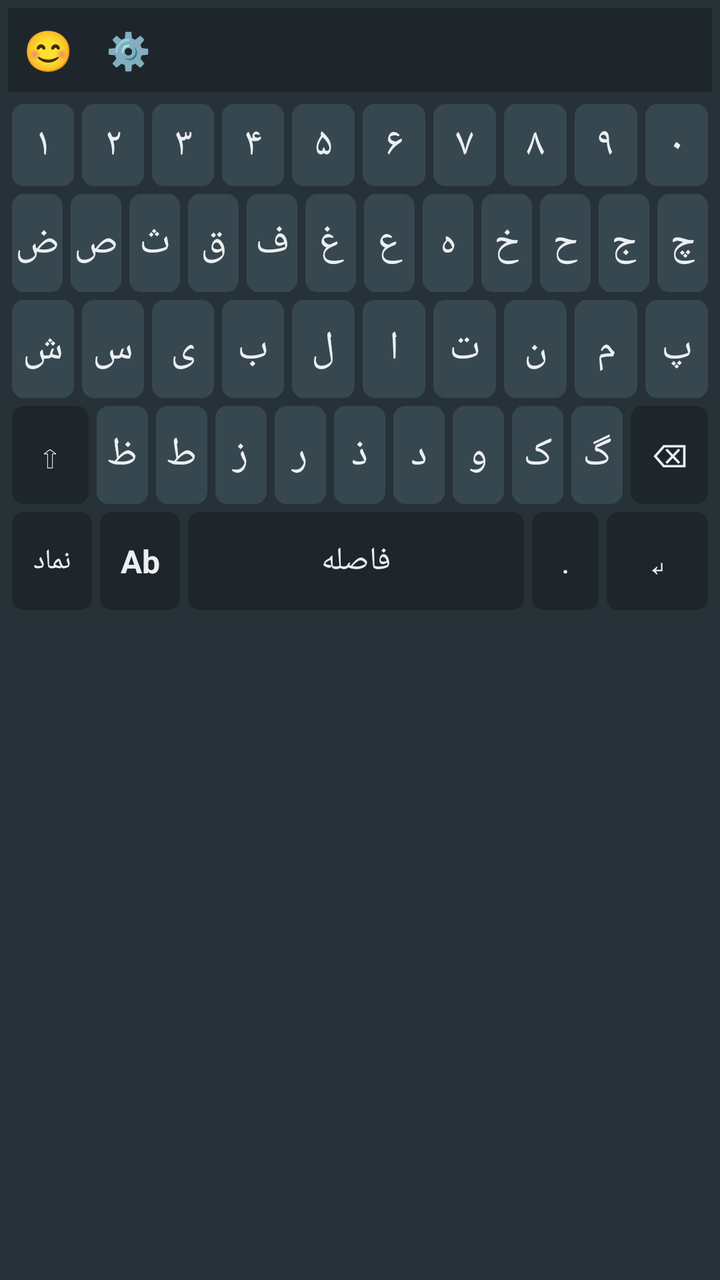
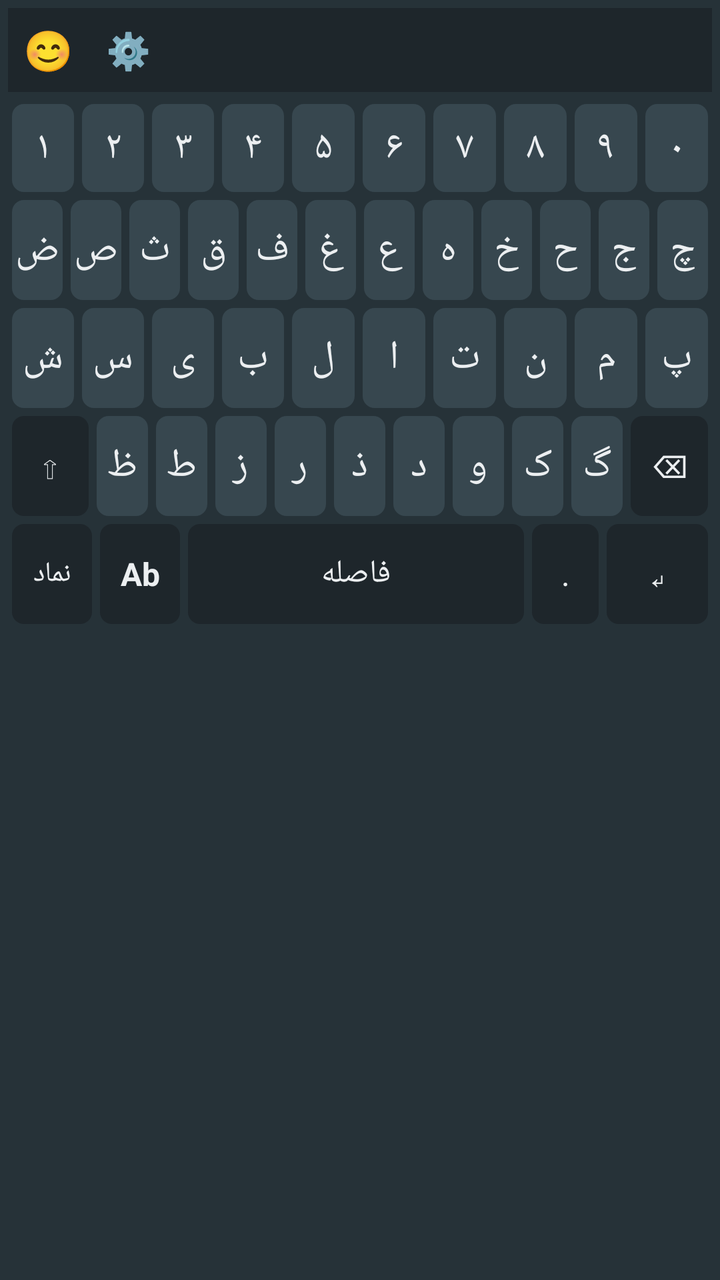

An Android layout rendered at two revisions. The XML below is the earlier revision; the diff shows what the commit changed to produce the second picture.
<!-- AndroidManifest.xml: application theme android:Theme.DeviceDefault.Light.NoActionBar -->
<!-- res/layout/keyboard_view.xml -->
<?xml version="1.0" encoding="utf-8"?>
<LinearLayout xmlns:android="http://schemas.android.com/apk/res/android"
    android:layout_width="match_parent"
    android:layout_height="wrap_content"
    android:orientation="vertical"
    android:background="@color/kb_bg"
    android:padding="4dp">

    
    <LinearLayout android:layout_width="match_parent" android:layout_height="42dp" android:background="@color/suggestion_bg" android:orientation="horizontal" android:layout_marginBottom="4dp">
        <TextView android:id="@+id/btn_emoji_bar" android:layout_width="40dp" android:layout_height="match_parent" android:text="😊" android:gravity="center" android:textSize="20sp"/>
        <TextView android:id="@+id/btn_settings_bar" android:layout_width="40dp" android:layout_height="match_parent" android:text="⚙️" android:gravity="center" android:textSize="18sp"/>
        
        <TextView android:layout_width="0dp" android:layout_height="match_parent" android:layout_weight="1" android:text="" android:textColor="@color/key_text" android:gravity="center" android:textSize="16sp"/>
        <TextView android:layout_width="0dp" android:layout_height="match_parent" android:layout_weight="1" android:text="" android:textColor="@color/key_text" android:gravity="center" android:textSize="16sp"/>
        <TextView android:layout_width="0dp" android:layout_height="match_parent" android:layout_weight="1" android:text="" android:textColor="@color/key_text" android:gravity="center" android:textSize="16sp"/>
    </LinearLayout>

    
    <LinearLayout android:id="@+id/letters_container" android:layout_width="match_parent" android:layout_height="wrap_content" android:orientation="vertical">
        
        
        <LinearLayout android:layout_width="match_parent" android:layout_height="45dp" android:orientation="horizontal">
            <TextView android:id="@+id/btn_num_1" style="@style/KeyStyle" android:text="۱" />
            <TextView android:id="@+id/btn_num_2" style="@style/KeyStyle" android:text="۲" />
            <TextView android:id="@+id/btn_num_3" style="@style/KeyStyle" android:text="۳" />
            <TextView android:id="@+id/btn_num_4" style="@style/KeyStyle" android:text="۴" />
            <TextView android:id="@+id/btn_num_5" style="@style/KeyStyle" android:text="۵" />
            <TextView android:id="@+id/btn_num_6" style="@style/KeyStyle" android:text="۶" />
            <TextView android:id="@+id/btn_num_7" style="@style/KeyStyle" android:text="۷" />
            <TextView android:id="@+id/btn_num_8" style="@style/KeyStyle" android:text="۸" />
            <TextView android:id="@+id/btn_num_9" style="@style/KeyStyle" android:text="۹" />
            <TextView android:id="@+id/btn_num_0" style="@style/KeyStyle" android:text="۰" />
        </LinearLayout>

        
        <LinearLayout android:layout_width="match_parent" android:layout_height="53dp" android:orientation="horizontal">
            <TextView android:id="@+id/btn_zad" style="@style/KeyStyle" android:text="ض" />
            <TextView android:id="@+id/btn_sad" style="@style/KeyStyle" android:text="ص" />
            <TextView android:id="@+id/btn_se" style="@style/KeyStyle" android:text="ث" />
            <TextView android:id="@+id/btn_ghaf" style="@style/KeyStyle" android:text="ق" />
            <TextView android:id="@+id/btn_fe" style="@style/KeyStyle" android:text="ف" />
            <TextView android:id="@+id/btn_ghain" style="@style/KeyStyle" android:text="غ" />
            <TextView android:id="@+id/btn_e" style="@style/KeyStyle" android:text="ع" />
            <TextView android:id="@+id/btn_he" style="@style/KeyStyle" android:text="ه" />
            <TextView android:id="@+id/btn_khe" style="@style/KeyStyle" android:text="خ" />
            <TextView android:id="@+id/btn_h" style="@style/KeyStyle" android:text="ح" />
            <TextView android:id="@+id/btn_jim" style="@style/KeyStyle" android:text="ج" />
            <TextView android:id="@+id/btn_che" style="@style/KeyStyle" android:text="چ" />
        </LinearLayout>

        
        <LinearLayout android:layout_width="match_parent" android:layout_height="53dp" android:orientation="horizontal">
            <TextView android:id="@+id/btn_shin" style="@style/KeyStyle" android:text="ش" />
            <TextView android:id="@+id/btn_sin" style="@style/KeyStyle" android:text="س" />
            <TextView android:id="@+id/btn_ye" style="@style/KeyStyle" android:text="ی" />
            <TextView android:id="@+id/btn_be" style="@style/KeyStyle" android:text="ب" />
            <TextView android:id="@+id/btn_lam" style="@style/KeyStyle" android:text="ل" />
            <TextView android:id="@+id/btn_alef" style="@style/KeyStyle" android:text="ا" />
            <TextView android:id="@+id/btn_te" style="@style/KeyStyle" android:text="ت" />
            <TextView android:id="@+id/btn_nun" style="@style/KeyStyle" android:text="ن" />
            <TextView android:id="@+id/btn_mim" style="@style/KeyStyle" android:text="م" />
            <TextView android:id="@+id/btn_pe" style="@style/KeyStyle" android:text="پ" />
        </LinearLayout>

        
        <LinearLayout android:layout_width="match_parent" android:layout_height="53dp" android:orientation="horizontal">
            <TextView android:id="@+id/btn_shift" style="@style/KeyStyleSpecial" android:layout_weight="1.5" android:text="⇧" />
            <TextView android:id="@+id/btn_za" style="@style/KeyStyle" android:text="ظ" />
            <TextView android:id="@+id/btn_ta" style="@style/KeyStyle" android:text="ط" />
            <TextView android:id="@+id/btn_ze" style="@style/KeyStyle" android:text="ز" />
            <TextView android:id="@+id/btn_re" style="@style/KeyStyle" android:text="ر" />
            <TextView android:id="@+id/btn_zal" style="@style/KeyStyle" android:text="ذ" />
            <TextView android:id="@+id/btn_dal" style="@style/KeyStyle" android:text="د" />
            <TextView android:id="@+id/btn_vav" style="@style/KeyStyle" android:text="و" />
            <TextView android:id="@+id/btn_kaf" style="@style/KeyStyle" android:text="ک" />
            <TextView android:id="@+id/btn_gaf" style="@style/KeyStyle" android:text="گ" />
            <TextView android:id="@+id/btn_backspace" style="@style/KeyStyleSpecial" android:layout_weight="1.5" android:text="⌫" />
        </LinearLayout>

        
        <LinearLayout android:layout_width="match_parent" android:layout_height="53dp" android:orientation="horizontal">
            <TextView android:id="@+id/btn_symbols" style="@style/KeyStyleSpecial" android:layout_weight="1.2" android:text="نماد" android:textSize="14sp"/>
            <TextView android:id="@+id/btn_lang" style="@style/KeyStyleSpecial" android:layout_weight="1.2" android:text="Ab" android:textSize="16sp" android:textStyle="bold"/>
            <TextView android:id="@+id/btn_space" style="@style/KeyStyleSpecial" android:layout_weight="5" android:text="فاصله" />
            <TextView android:id="@+id/btn_dot" style="@style/KeyStyleSpecial" android:layout_weight="1" android:text="." />
            <TextView android:id="@+id/btn_enter" style="@style/KeyStyleSpecial" android:layout_weight="1.5" android:text="↵" />
        </LinearLayout>
    </LinearLayout>

    
    <LinearLayout android:id="@+id/symbols_container" android:layout_width="match_parent" android:layout_height="wrap_content" android:orientation="vertical" android:visibility="gone">
        
        <LinearLayout android:layout_width="match_parent" android:layout_height="53dp" android:orientation="horizontal">
            <TextView android:id="@+id/sym_1" style="@style/KeyStyle" /><TextView android:id="@+id/sym_2" style="@style/KeyStyle" /><TextView android:id="@+id/sym_3" style="@style/KeyStyle" /><TextView android:id="@+id/sym_4" style="@style/KeyStyle" /><TextView android:id="@+id/sym_5" style="@style/KeyStyle" /><TextView android:id="@+id/sym_6" style="@style/KeyStyle" /><TextView android:id="@+id/sym_7" style="@style/KeyStyle" /><TextView android:id="@+id/sym_8" style="@style/KeyStyle" /><TextView android:id="@+id/sym_9" style="@style/KeyStyle" /><TextView android:id="@+id/sym_10" style="@style/KeyStyle" />
        </LinearLayout>
        <LinearLayout android:layout_width="match_parent" android:layout_height="53dp" android:orientation="horizontal">
            <TextView android:id="@+id/sym_11" style="@style/KeyStyle" /><TextView android:id="@+id/sym_12" style="@style/KeyStyle" /><TextView android:id="@+id/sym_13" style="@style/KeyStyle" /><TextView android:id="@+id/sym_14" style="@style/KeyStyle" /><TextView android:id="@+id/sym_15" style="@style/KeyStyle" /><TextView android:id="@+id/sym_16" style="@style/KeyStyle" /><TextView android:id="@+id/sym_17" style="@style/KeyStyle" /><TextView android:id="@+id/sym_18" style="@style/KeyStyle" /><TextView android:id="@+id/sym_19" style="@style/KeyStyle" /><TextView android:id="@+id/sym_20" style="@style/KeyStyle" />
        </LinearLayout>
        <LinearLayout android:layout_width="match_parent" android:layout_height="53dp" android:orientation="horizontal">
            <TextView android:id="@+id/sym_21" style="@style/KeyStyle" /><TextView android:id="@+id/sym_22" style="@style/KeyStyle" /><TextView android:id="@+id/sym_23" style="@style/KeyStyle" /><TextView android:id="@+id/sym_24" style="@style/KeyStyle" /><TextView android:id="@+id/sym_25" style="@style/KeyStyle" /><TextView android:id="@+id/sym_26" style="@style/KeyStyle" /><TextView android:id="@+id/sym_27" style="@style/KeyStyle" /><TextView android:id="@+id/sym_28" style="@style/KeyStyle" /><TextView android:id="@+id/sym_29" style="@style/KeyStyle" /><TextView android:id="@+id/sym_30" style="@style/KeyStyle" />
        </LinearLayout>
        <LinearLayout android:layout_width="match_parent" android:layout_height="53dp" android:orientation="horizontal">
            <TextView android:id="@+id/sym_31" style="@style/KeyStyle" /><TextView android:id="@+id/sym_32" style="@style/KeyStyle" /><TextView android:id="@+id/sym_33" style="@style/KeyStyle" /><TextView android:id="@+id/sym_34" style="@style/KeyStyle" /><TextView android:id="@+id/sym_35" style="@style/KeyStyle" /><TextView android:id="@+id/sym_36" style="@style/KeyStyle" /><TextView android:id="@+id/sym_37" style="@style/KeyStyle" /><TextView android:id="@+id/sym_38" style="@style/KeyStyle" /><TextView android:id="@+id/sym_39" style="@style/KeyStyle" /><TextView android:id="@+id/sym_40" style="@style/KeyStyle" />
        </LinearLayout>

        <LinearLayout android:layout_width="match_parent" android:layout_height="53dp" android:orientation="horizontal">
            <TextView android:id="@+id/btn_page_change" style="@style/KeyStyleSpecial" android:layout_weight="1.5" android:text="1/6" />
            <TextView android:id="@+id/btn_lang_back" style="@style/KeyStyleSpecial" android:layout_weight="1.2" android:text="فا" />
            <TextView android:id="@+id/btn_space_sym" style="@style/KeyStyleSpecial" android:layout_weight="5" android:text="فاصله" />
            <TextView android:id="@+id/btn_backspace_sym" style="@style/KeyStyleSpecial" android:layout_weight="1.5" android:text="⌫" />
        </LinearLayout>
    </LinearLayout>

    
    <LinearLayout
        android:id="@+id/diacritics_container"
        android:layout_width="match_parent"
        android:layout_height="wrap_content"
        android:orientation="vertical"
        android:background="#121212"
        android:visibility="gone"
        android:padding="4dp">
        
        <LinearLayout android:layout_width="match_parent" android:layout_height="45dp" android:orientation="horizontal">
            <TextView android:id="@+id/diacritic_fatha" style="@style/KeyStyle" android:text="َ" android:textColor="#FFFFFF" />
            <TextView android:id="@+id/diacritic_kasra" style="@style/KeyStyle" android:text="ِ" android:textColor="#FFFFFF" />
            <TextView android:id="@+id/diacritic_damma" style="@style/KeyStyle" android:text="ُ" android:textColor="#FFFFFF" />
            <TextView android:id="@+id/diacritic_shadda" style="@style/KeyStyle" android:text="ّ" android:textColor="#FFFFFF" />
            <TextView android:id="@+id/diacritic_sukun" style="@style/KeyStyle" android:text="ْ" android:textColor="#FFFFFF" />
            <TextView android:id="@+id/diacritic_fathatan" style="@style/KeyStyle" android:text="ً" android:textColor="#FFFFFF" />
            <TextView android:id="@+id/diacritic_kasratan" style="@style/KeyStyle" android:text="ٍ" android:textColor="#FFFFFF" />
            <TextView android:id="@+id/diacritic_dammatan" style="@style/KeyStyle" android:text="ٌ" android:textColor="#FFFFFF" />
            <TextView android:id="@+id/diacritic_alef_kh" style="@style/KeyStyle" android:text="ٰ" android:textColor="#FFFFFF" />
            <TextView android:id="@+id/btn_close_diacritics" style="@style/KeyStyleSpecial" android:text="✖" android:textColor="#FFFFFF" />
        </LinearLayout>
    </LinearLayout>
</LinearLayout>
<!-- resources referenced by this layout -->
<resources>
  <color name="kb_bg">#263238</color>
  <color name="key_text">#ECEFF1</color>
  <color name="suggestion_bg">#1E262B</color>
  <style name="KeyStyle">
          <item name="android:layout_width">0dp</item>
          <item name="android:layout_height">match_parent</item>
          <item name="android:layout_weight">1</item>
          <item name="android:layout_margin">2dp</item>
          <item name="android:background">@drawable/key_bg_normal</item>
          <item name="android:textColor">@color/key_text</item>
          <item name="android:textSize">20sp</item> 
          <item name="android:gravity">center</item>
          <item name="android:clickable">true</item>
          <item name="android:focusable">true</item>
      </style>
  <style name="KeyStyleSpecial">
          <item name="android:layout_width">0dp</item>
          <item name="android:layout_height">match_parent</item>
          <item name="android:layout_margin">2dp</item>
          <item name="android:background">@drawable/key_bg_special</item>
          <item name="android:textColor">@color/key_text</item>
          <item name="android:textSize">16sp</item>
          <item name="android:gravity">center</item>
          <item name="android:clickable">true</item>
          <item name="android:focusable">true</item>
      </style>
  <!-- drawable key_bg_normal (drawable) -->
  <?xml version="1.0" encoding="utf-8"?>
  <ripple xmlns:android="http://schemas.android.com/apk/res/android" android:color="#55FFFFFF">
      <item>
          <shape android:shape="rectangle">
              <solid android:color="@color/key_bg" />
              <corners android:radius="6dp" />
          </shape>
      </item>
  </ripple>
  <!-- drawable key_bg_special (drawable) -->
  <?xml version="1.0" encoding="utf-8"?>
  <ripple xmlns:android="http://schemas.android.com/apk/res/android" android:color="#55FFFFFF">
      <item>
          <shape android:shape="rectangle">
              <solid android:color="@color/special_key" />
              <corners android:radius="6dp" />
          </shape>
      </item>
  </ripple>
  <color name="key_bg">#37474F</color>
  <color name="special_key">#1E262B</color>
</resources>

<!-- the commit's change to res/layout/keyboard_view.xml (unified diff, before → after) -->
@@ -10,7 +10,6 @@
     <LinearLayout android:layout_width="match_parent" android:layout_height="42dp" android:background="@color/suggestion_bg" android:orientation="horizontal" android:layout_marginBottom="4dp">
         <TextView android:id="@+id/btn_emoji_bar" android:layout_width="40dp" android:layout_height="match_parent" android:text="😊" android:gravity="center" android:textSize="20sp"/>
         <TextView android:id="@+id/btn_settings_bar" android:layout_width="40dp" android:layout_height="match_parent" android:text="⚙️" android:gravity="center" android:textSize="18sp"/>
-        
         <TextView android:layout_width="0dp" android:layout_height="match_parent" android:layout_weight="1" android:text="" android:textColor="@color/key_text" android:gravity="center" android:textSize="16sp"/>
         <TextView android:layout_width="0dp" android:layout_height="match_parent" android:layout_weight="1" android:text="" android:textColor="@color/key_text" android:gravity="center" android:textSize="16sp"/>
         <TextView android:layout_width="0dp" android:layout_height="match_parent" android:layout_weight="1" android:text="" android:textColor="@color/key_text" android:gravity="center" android:textSize="16sp"/>
@@ -20,7 +19,7 @@
     <LinearLayout android:id="@+id/letters_container" android:layout_width="match_parent" android:layout_height="wrap_content" android:orientation="vertical">
         
         
-        <LinearLayout android:layout_width="match_parent" android:layout_height="45dp" android:orientation="horizontal">
+        <LinearLayout android:layout_width="match_parent" android:layout_height="48dp" android:orientation="horizontal">
             <TextView android:id="@+id/btn_num_1" style="@style/KeyStyle" android:text="۱" />
             <TextView android:id="@+id/btn_num_2" style="@style/KeyStyle" android:text="۲" />
             <TextView android:id="@+id/btn_num_3" style="@style/KeyStyle" android:text="۳" />
@@ -34,7 +33,7 @@
         </LinearLayout>
 
         
-        <LinearLayout android:layout_width="match_parent" android:layout_height="53dp" android:orientation="horizontal">
+        <LinearLayout android:layout_width="match_parent" android:layout_height="54dp" android:orientation="horizontal">
             <TextView android:id="@+id/btn_zad" style="@style/KeyStyle" android:text="ض" />
             <TextView android:id="@+id/btn_sad" style="@style/KeyStyle" android:text="ص" />
             <TextView android:id="@+id/btn_se" style="@style/KeyStyle" android:text="ث" />
@@ -50,7 +49,7 @@
         </LinearLayout>
 
         
-        <LinearLayout android:layout_width="match_parent" android:layout_height="53dp" android:orientation="horizontal">
+        <LinearLayout android:layout_width="match_parent" android:layout_height="54dp" android:orientation="horizontal">
             <TextView android:id="@+id/btn_shin" style="@style/KeyStyle" android:text="ش" />
             <TextView android:id="@+id/btn_sin" style="@style/KeyStyle" android:text="س" />
             <TextView android:id="@+id/btn_ye" style="@style/KeyStyle" android:text="ی" />
@@ -64,7 +63,7 @@
         </LinearLayout>
 
         
-        <LinearLayout android:layout_width="match_parent" android:layout_height="53dp" android:orientation="horizontal">
+        <LinearLayout android:layout_width="match_parent" android:layout_height="54dp" android:orientation="horizontal">
             <TextView android:id="@+id/btn_shift" style="@style/KeyStyleSpecial" android:layout_weight="1.5" android:text="⇧" />
             <TextView android:id="@+id/btn_za" style="@style/KeyStyle" android:text="ظ" />
             <TextView android:id="@+id/btn_ta" style="@style/KeyStyle" android:text="ط" />
@@ -79,7 +78,7 @@
         </LinearLayout>
 
         
-        <LinearLayout android:layout_width="match_parent" android:layout_height="53dp" android:orientation="horizontal">
+        <LinearLayout android:layout_width="match_parent" android:layout_height="54dp" android:orientation="horizontal">
             <TextView android:id="@+id/btn_symbols" style="@style/KeyStyleSpecial" android:layout_weight="1.2" android:text="نماد" android:textSize="14sp"/>
             <TextView android:id="@+id/btn_lang" style="@style/KeyStyleSpecial" android:layout_weight="1.2" android:text="Ab" android:textSize="16sp" android:textStyle="bold"/>
             <TextView android:id="@+id/btn_space" style="@style/KeyStyleSpecial" android:layout_weight="5" android:text="فاصله" />
@@ -90,21 +89,19 @@
 
     
     <LinearLayout android:id="@+id/symbols_container" android:layout_width="match_parent" android:layout_height="wrap_content" android:orientation="vertical" android:visibility="gone">
-        
-        <LinearLayout android:layout_width="match_parent" android:layout_height="53dp" android:orientation="horizontal">
+        <LinearLayout android:layout_width="match_parent" android:layout_height="54dp" android:orientation="horizontal">
             <TextView android:id="@+id/sym_1" style="@style/KeyStyle" /><TextView android:id="@+id/sym_2" style="@style/KeyStyle" /><TextView android:id="@+id/sym_3" style="@style/KeyStyle" /><TextView android:id="@+id/sym_4" style="@style/KeyStyle" /><TextView android:id="@+id/sym_5" style="@style/KeyStyle" /><TextView android:id="@+id/sym_6" style="@style/KeyStyle" /><TextView android:id="@+id/sym_7" style="@style/KeyStyle" /><TextView android:id="@+id/sym_8" style="@style/KeyStyle" /><TextView android:id="@+id/sym_9" style="@style/KeyStyle" /><TextView android:id="@+id/sym_10" style="@style/KeyStyle" />
         </LinearLayout>
-        <LinearLayout android:layout_width="match_parent" android:layout_height="53dp" android:orientation="horizontal">
+        <LinearLayout android:layout_width="match_parent" android:layout_height="54dp" android:orientation="horizontal">
             <TextView android:id="@+id/sym_11" style="@style/KeyStyle" /><TextView android:id="@+id/sym_12" style="@style/KeyStyle" /><TextView android:id="@+id/sym_13" style="@style/KeyStyle" /><TextView android:id="@+id/sym_14" style="@style/KeyStyle" /><TextView android:id="@+id/sym_15" style="@style/KeyStyle" /><TextView android:id="@+id/sym_16" style="@style/KeyStyle" /><TextView android:id="@+id/sym_17" style="@style/KeyStyle" /><TextView android:id="@+id/sym_18" style="@style/KeyStyle" /><TextView android:id="@+id/sym_19" style="@style/KeyStyle" /><TextView android:id="@+id/sym_20" style="@style/KeyStyle" />
         </LinearLayout>
-        <LinearLayout android:layout_width="match_parent" android:layout_height="53dp" android:orientation="horizontal">
+        <LinearLayout android:layout_width="match_parent" android:layout_height="54dp" android:orientation="horizontal">
             <TextView android:id="@+id/sym_21" style="@style/KeyStyle" /><TextView android:id="@+id/sym_22" style="@style/KeyStyle" /><TextView android:id="@+id/sym_23" style="@style/KeyStyle" /><TextView android:id="@+id/sym_24" style="@style/KeyStyle" /><TextView android:id="@+id/sym_25" style="@style/KeyStyle" /><TextView android:id="@+id/sym_26" style="@style/KeyStyle" /><TextView android:id="@+id/sym_27" style="@style/KeyStyle" /><TextView android:id="@+id/sym_28" style="@style/KeyStyle" /><TextView android:id="@+id/sym_29" style="@style/KeyStyle" /><TextView android:id="@+id/sym_30" style="@style/KeyStyle" />
         </LinearLayout>
-        <LinearLayout android:layout_width="match_parent" android:layout_height="53dp" android:orientation="horizontal">
+        <LinearLayout android:layout_width="match_parent" android:layout_height="54dp" android:orientation="horizontal">
             <TextView android:id="@+id/sym_31" style="@style/KeyStyle" /><TextView android:id="@+id/sym_32" style="@style/KeyStyle" /><TextView android:id="@+id/sym_33" style="@style/KeyStyle" /><TextView android:id="@+id/sym_34" style="@style/KeyStyle" /><TextView android:id="@+id/sym_35" style="@style/KeyStyle" /><TextView android:id="@+id/sym_36" style="@style/KeyStyle" /><TextView android:id="@+id/sym_37" style="@style/KeyStyle" /><TextView android:id="@+id/sym_38" style="@style/KeyStyle" /><TextView android:id="@+id/sym_39" style="@style/KeyStyle" /><TextView android:id="@+id/sym_40" style="@style/KeyStyle" />
         </LinearLayout>
-
-        <LinearLayout android:layout_width="match_parent" android:layout_height="53dp" android:orientation="horizontal">
+        <LinearLayout android:layout_width="match_parent" android:layout_height="54dp" android:orientation="horizontal">
             <TextView android:id="@+id/btn_page_change" style="@style/KeyStyleSpecial" android:layout_weight="1.5" android:text="1/6" />
             <TextView android:id="@+id/btn_lang_back" style="@style/KeyStyleSpecial" android:layout_weight="1.2" android:text="فا" />
             <TextView android:id="@+id/btn_space_sym" style="@style/KeyStyleSpecial" android:layout_weight="5" android:text="فاصله" />
@@ -121,17 +118,16 @@
         android:background="#121212"
         android:visibility="gone"
         android:padding="4dp">
-        
-        <LinearLayout android:layout_width="match_parent" android:layout_height="45dp" android:orientation="horizontal">
-            <TextView android:id="@+id/diacritic_fatha" style="@style/KeyStyle" android:text="َ" android:textColor="#FFFFFF" />
-            <TextView android:id="@+id/diacritic_kasra" style="@style/KeyStyle" android:text="ِ" android:textColor="#FFFFFF" />
-            <TextView android:id="@+id/diacritic_damma" style="@style/KeyStyle" android:text="ُ" android:textColor="#FFFFFF" />
-            <TextView android:id="@+id/diacritic_shadda" style="@style/KeyStyle" android:text="ّ" android:textColor="#FFFFFF" />
-            <TextView android:id="@+id/diacritic_sukun" style="@style/KeyStyle" android:text="ْ" android:textColor="#FFFFFF" />
-            <TextView android:id="@+id/diacritic_fathatan" style="@style/KeyStyle" android:text="ً" android:textColor="#FFFFFF" />
-            <TextView android:id="@+id/diacritic_kasratan" style="@style/KeyStyle" android:text="ٍ" android:textColor="#FFFFFF" />
-            <TextView android:id="@+id/diacritic_dammatan" style="@style/KeyStyle" android:text="ٌ" android:textColor="#FFFFFF" />
-            <TextView android:id="@+id/diacritic_alef_kh" style="@style/KeyStyle" android:text="ٰ" android:textColor="#FFFFFF" />
+        <LinearLayout android:layout_width="match_parent" android:layout_height="54dp" android:orientation="horizontal">
+            <TextView android:id="@+id/diacritic_fatha" style="@style/DiacriticStyle" android:text="َ" />
+            <TextView android:id="@+id/diacritic_kasra" style="@style/DiacriticStyle" android:text="ِ" />
+            <TextView android:id="@+id/diacritic_damma" style="@style/DiacriticStyle" android:text="ُ" />
+            <TextView android:id="@+id/diacritic_shadda" style="@style/DiacriticStyle" android:text="ّ" />
+            <TextView android:id="@+id/diacritic_sukun" style="@style/DiacriticStyle" android:text="ْ" />
+            <TextView android:id="@+id/diacritic_fathatan" style="@style/DiacriticStyle" android:text="ً" />
+            <TextView android:id="@+id/diacritic_kasratan" style="@style/DiacriticStyle" android:text="ٍ" />
+            <TextView android:id="@+id/diacritic_dammatan" style="@style/DiacriticStyle" android:text="ٌ" />
+            <TextView android:id="@+id/diacritic_alef_kh" style="@style/DiacriticStyle" android:text="ٰ" />
             <TextView android:id="@+id/btn_close_diacritics" style="@style/KeyStyleSpecial" android:text="✖" android:textColor="#FFFFFF" />
         </LinearLayout>
     </LinearLayout>
<!-- resource entries referenced after the edit -->
@@ -3,6 +3,18 @@
   <color name="kb_bg">#263238</color>
   <color name="key_text">#ECEFF1</color>
   <color name="suggestion_bg">#1E262B</color>
+  <style name="DiacriticStyle">
+          <item name="android:layout_width">0dp</item>
+          <item name="android:layout_height">match_parent</item>
+          <item name="android:layout_weight">1</item>
+          <item name="android:layout_margin">2dp</item>
+          <item name="android:gravity">center</item>
+          <item name="android:textColor">#FFFFFF</item>
+          <item name="android:textSize">28sp</item> 
+          <item name="android:background">@color/key_bg</item>
+          <item name="android:clickable">true</item>
+          <item name="android:focusable">true</item>
+      </style>
   <style name="KeyStyle">
           <item name="android:layout_width">0dp</item>
           <item name="android:layout_height">match_parent</item>
